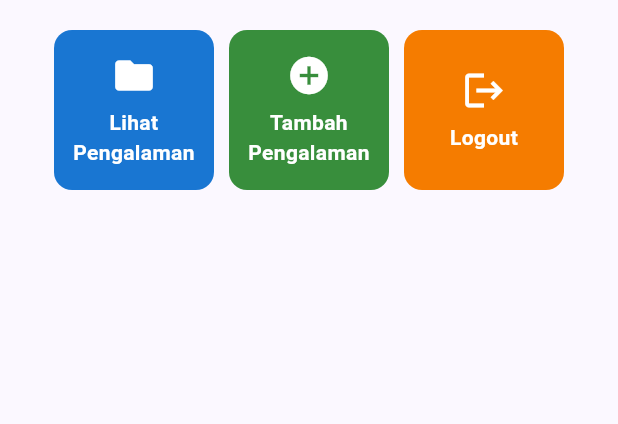
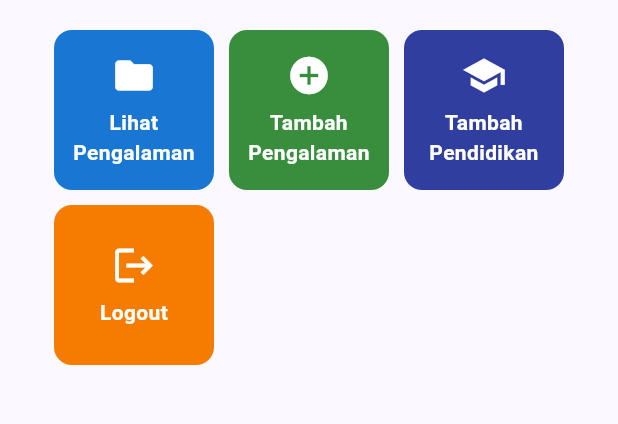
Before and after one commit to Rapcuyyy/myportofolio_mobile, a Flutter app: the screen it shows after launch, on a phone screen of 412 x 824 dp, the part 357-781 px from its top. Run offline on Flutter 3.47's test engine with Material 3 defaults, Android fonts, the phone set to English and light mode, and no system bars; our stand-ins replace material_ui.

Commit message:
Add: menambahkan opsi untuk tambah pendidikan di menu utama dan navigasi ke EducationFormPage

```diff
--- a/lib/screens/menu.dart
+++ b/lib/screens/menu.dart
@@ -21,6 +21,7 @@ class MyHomePage extends StatelessWidget {
   final List<ItemHomepage> items = [
     ItemHomepage("Lihat Pengalaman", Icons.folder, Colors.blue.shade700),
     ItemHomepage("Tambah Pengalaman", Icons.add_circle, Colors.green.shade700),
+    ItemHomepage("Tambah Pendidikan", Icons.school, Colors.indigo.shade700),
     ItemHomepage("Logout", Icons.logout, Colors.orange.shade700),
   ];
 
```
Also changed, not shown: lib/widgets/project_card.dart (+8 -0 lines).
